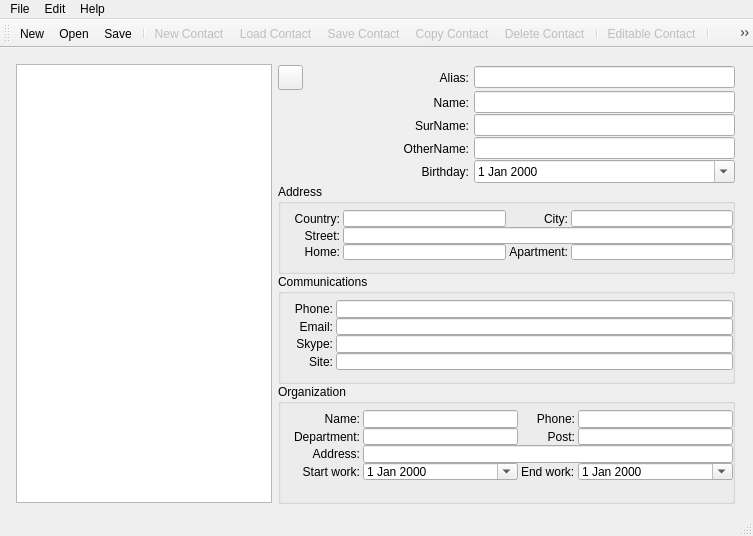
konradlst/Organizer, file trunk/ContactList/contactListView.ui: the form before one commit.
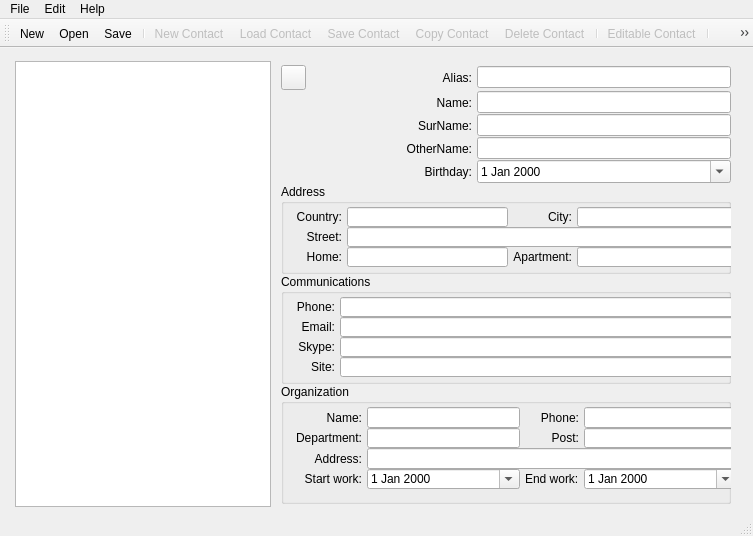
The form after the commit. Icons and pictures are not drawn.

Commit message: #21 bugfix. Save data in model when data changed in view.

The edit to the form file:
```diff
--- a/trunk/ContactList/contactListView.ui
+++ b/trunk/ContactList/contactListView.ui
@@ -48,16 +48,28 @@
       <x>10</x>
       <y>10</y>
       <width>731</width>
-      <height>451</height>
+      <height>452</height>
      </rect>
     </property>
     <layout class="QHBoxLayout" name="horizontalLayout">
      <property name="spacing">
-      <number>6</number>
+      <number>5</number>
      </property>
      <property name="sizeConstraint">
       <enum>QLayout::SetMaximumSize</enum>
      </property>
+     <property name="leftMargin">
+      <number>5</number>
+     </property>
+     <property name="topMargin">
+      <number>3</number>
+     </property>
+     <property name="rightMargin">
+      <number>5</number>
+     </property>
+     <property name="bottomMargin">
+      <number>3</number>
+     </property>
      <item>
       <widget class="QListWidget" name="lwContactList">
        <property name="sizePolicy">
@@ -69,7 +81,19 @@
       </widget>
      </item>
      <item>
-      <layout class="QGridLayout" name="gridLayout">
+      <layout class="QGridLayout" name="gLayContact">
+       <property name="leftMargin">
+        <number>5</number>
+       </property>
+       <property name="topMargin">
+        <number>3</number>
+       </property>
+       <property name="rightMargin">
+        <number>5</number>
+       </property>
+       <property name="bottomMargin">
+        <number>3</number>
+       </property>
        <property name="horizontalSpacing">
         <number>5</number>
        </property>
@@ -96,12 +120,24 @@
             <x>10</x>
             <y>20</y>
             <width>451</width>
-            <height>62</height>
+            <height>66</height>
            </rect>
           </property>
-          <layout class="QGridLayout" name="gridLayout_2">
+          <layout class="QGridLayout" name="gLayAddress">
+           <property name="leftMargin">
+            <number>5</number>
+           </property>
+           <property name="topMargin">
+            <number>3</number>
+           </property>
+           <property name="rightMargin">
+            <number>5</number>
+           </property>
+           <property name="bottomMargin">
+            <number>3</number>
+           </property>
            <property name="horizontalSpacing">
-            <number>3</number>
+            <number>5</number>
            </property>
            <property name="verticalSpacing">
             <number>0</number>
@@ -299,12 +335,24 @@
             <x>10</x>
             <y>20</y>
             <width>451</width>
-            <height>82</height>
+            <height>86</height>
            </rect>
           </property>
-          <layout class="QGridLayout" name="gridLayout_4">
+          <layout class="QGridLayout" name="gLayCommunication">
+           <property name="leftMargin">
+            <number>5</number>
+           </property>
+           <property name="topMargin">
+            <number>3</number>
+           </property>
+           <property name="rightMargin">
+            <number>5</number>
+           </property>
+           <property name="bottomMargin">
+            <number>3</number>
+           </property>
            <property name="horizontalSpacing">
-            <number>3</number>
+            <number>5</number>
            </property>
            <property name="verticalSpacing">
             <number>0</number>
@@ -442,12 +490,24 @@
             <x>10</x>
             <y>20</y>
             <width>451</width>
-            <height>82</height>
+            <height>88</height>
            </rect>
           </property>
-          <layout class="QGridLayout" name="gridLayout_3">
+          <layout class="QGridLayout" name="gLayOrganization">
+           <property name="leftMargin">
+            <number>5</number>
+           </property>
+           <property name="topMargin">
+            <number>3</number>
+           </property>
+           <property name="rightMargin">
+            <number>5</number>
+           </property>
+           <property name="bottomMargin">
+            <number>3</number>
+           </property>
            <property name="horizontalSpacing">
-            <number>3</number>
+            <number>5</number>
            </property>
            <property name="verticalSpacing">
             <number>0</number>
```
Left out of the diff: 2 changed lines with no effect on the pictures. The commit also changes 6 other files.
